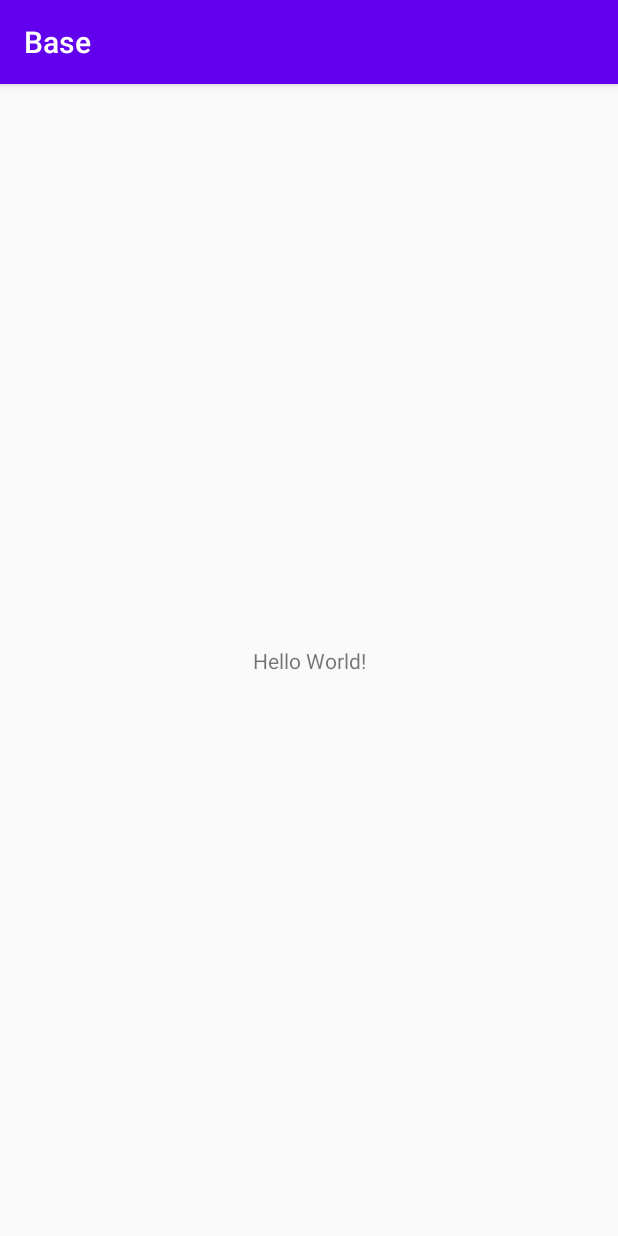
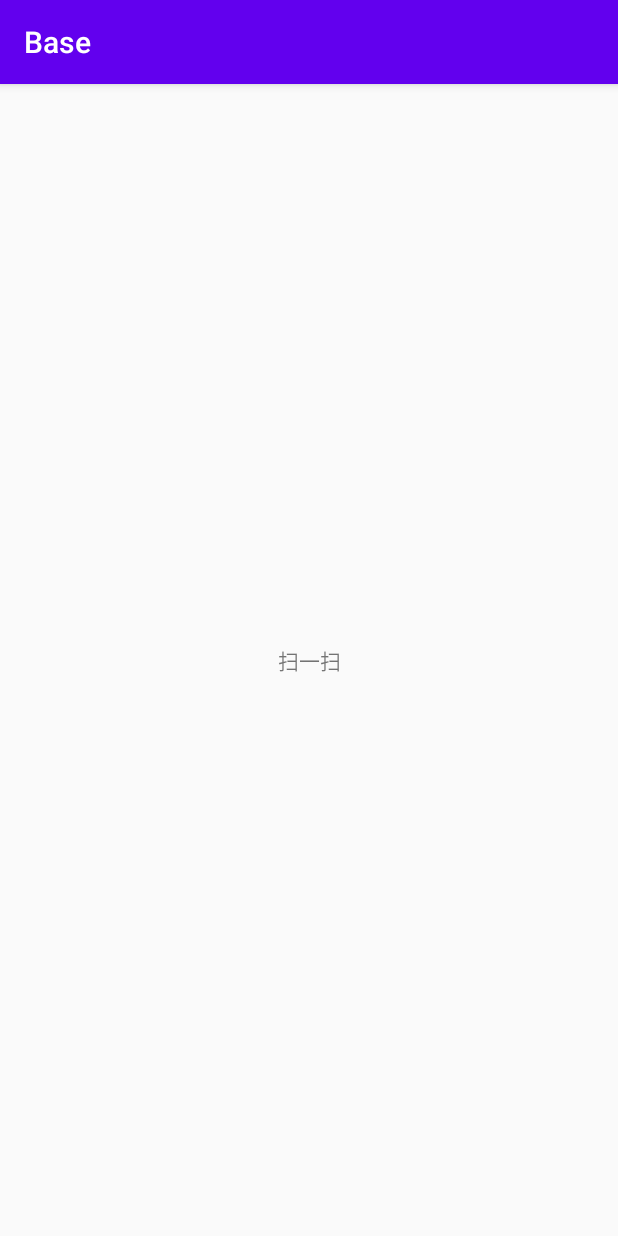
Before and after one commit to ihad1102/Base, an Android app: the screen it shows after launch (MainActivity), on a phone screen of 412 x 824 dp. Run offline under Robolectric (Android 15) with nearby library versions, the phone set to English and light mode, and no system bars.

Commit message:
1.添加新包

```diff
--- a/app/build.gradle
+++ b/app/build.gradle
@@ -8,9 +8,8 @@ android {
         applicationId "com.yj.base"
         minSdkVersion 19
         targetSdkVersion 29
-        versionCode 2
-        versionName "1.0.1"
-
+        versionCode 3
+        versionName "1.0.2"
         testInstrumentationRunner "androidx.test.runner.AndroidJUnitRunner"
     }
 
--- a/app/src/main/java/com/yj/base/MainActivity.java
+++ b/app/src/main/java/com/yj/base/MainActivity.java
@@ -3,6 +3,7 @@ package com.yj.base;
 import androidx.appcompat.app.AppCompatActivity;
 
 import android.os.Bundle;
+import android.view.View;
 
 public class MainActivity extends AppCompatActivity {
 
@@ -10,5 +11,11 @@ public class MainActivity extends AppCompatActivity {
     protected void onCreate(Bundle savedInstanceState) {
         super.onCreate(savedInstanceState);
         setContentView(R.layout.activity_main);
+        findViewById(R.id.tv_sys).setOnClickListener(new View.OnClickListener() {
+            @Override
+            public void onClick(View v) {
+                //扫一扫
+            }
+        });
     }
 }
--- a/app/src/main/res/layout/activity_main.xml
+++ b/app/src/main/res/layout/activity_main.xml
@@ -7,9 +7,10 @@
     tools:context=".MainActivity">
 
     <TextView
+        android:id="@+id/tv_sys"
         android:layout_width="wrap_content"
         android:layout_height="wrap_content"
-        android:text="Hello World!"
+        android:text="扫一扫"
         app:layout_constraintBottom_toBottomOf="parent"
         app:layout_constraintLeft_toLeftOf="parent"
         app:layout_constraintRight_toRightOf="parent"
```
Also changed, not shown: gradle/wrapper/gradle-wrapper.properties, 3 other files.
